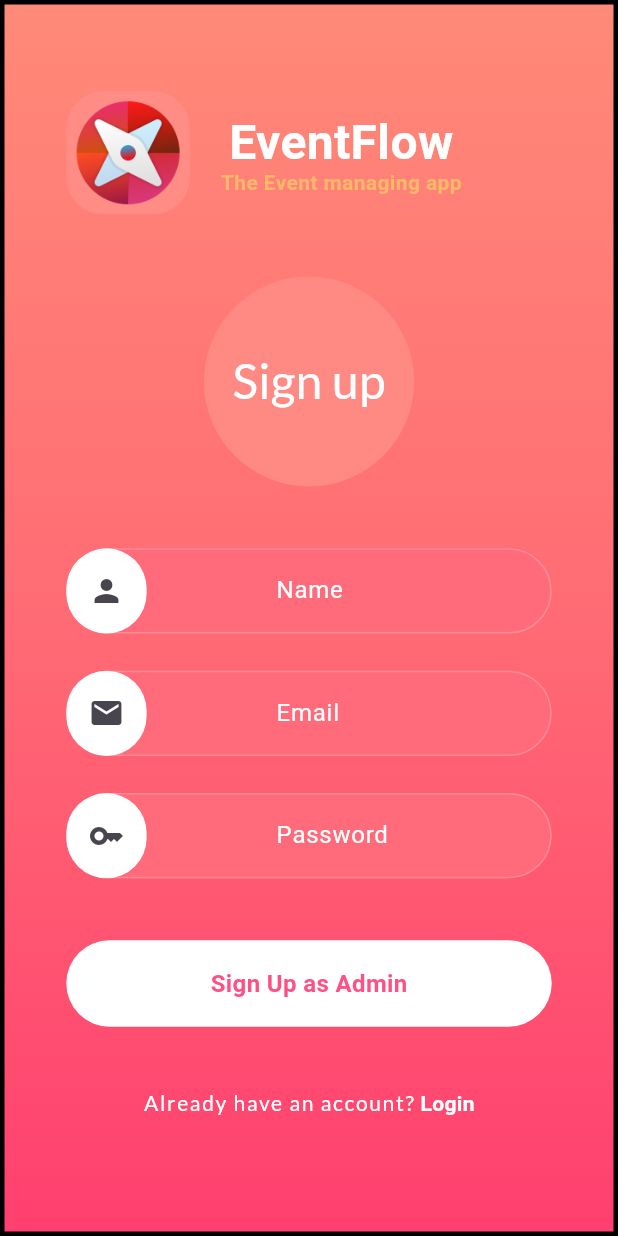
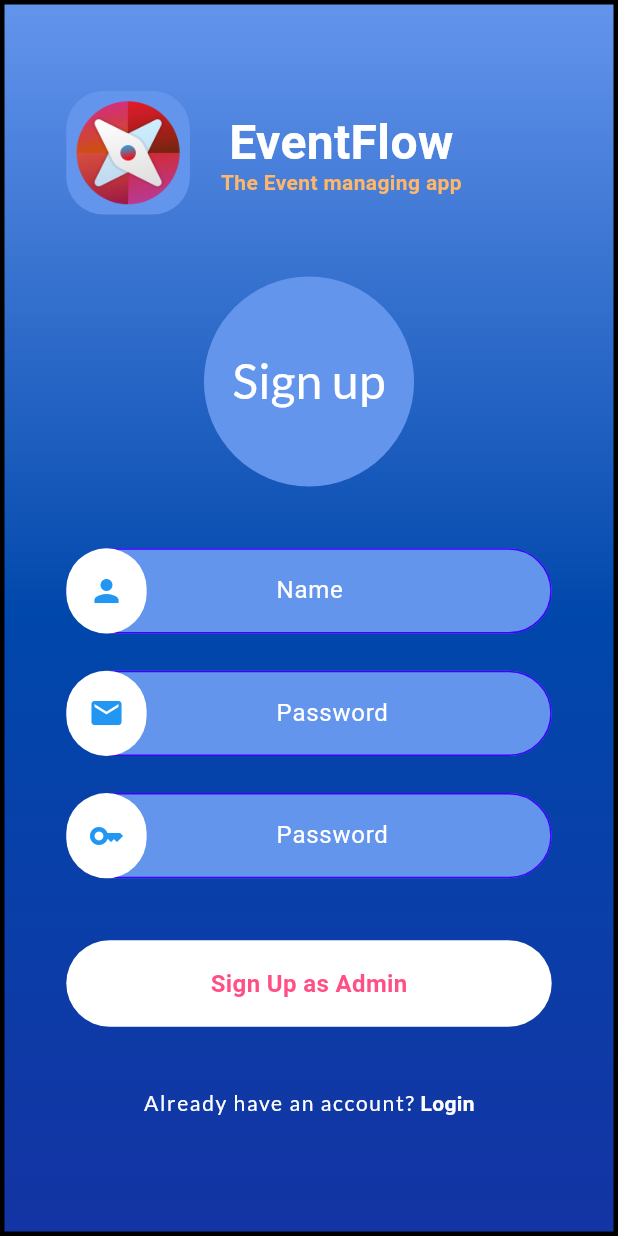
Before and after one commit to abdulqaderpatel/EventFlow, a Flutter app: the LoginScreen screen opened directly, after a tap on "Sign up now", on a phone screen of 412 x 824 dp. Run offline on Flutter 3.47's test engine with Material 2 defaults, Android fonts, the light colour scheme and no system bars; our stand-ins replace cloud_firestore, dotted_border, firebase_auth, firebase_core, firebase_storage, fluttertoast and 3 more; accounts and stored records are empty.

Commit message:
Seperated Admin and User themes.

```diff
--- a/lib/Reusable_Components/Authentication/auth_button.dart
+++ b/lib/Reusable_Components/Authentication/auth_button.dart
@@ -6,8 +6,8 @@ class AuthButton extends StatelessWidget {
   final IconData icon;
   final TextEditingController controller;
   final bool obscureText;
-  const AuthButton(this.name, this.icon, this.controller, this.obscureText,
-      {super.key});
+  final bool? isAdmin;
+    AuthButton({required this.name,required  this.icon,required this.controller,required this.obscureText, this.isAdmin=false});
 
   @override
   Widget build(BuildContext context) {
@@ -24,21 +24,22 @@ class AuthButton extends StatelessWidget {
           margin: EdgeInsets.only(right: Get.width * 0.2),
           decoration: BoxDecoration(
               color: Colors.white, borderRadius: BorderRadius.circular(30)),
-          child: Icon(icon),
+          child: Icon(icon,color:isAdmin==true?Colors.blue:Colors.red,),
         ),
         hintText: name,
         hintStyle: const TextStyle(
             fontSize: 16, color: Colors.white, fontWeight: FontWeight.w400),
         enabledBorder: OutlineInputBorder(
           borderRadius: BorderRadius.circular(30.0),
-          borderSide: const BorderSide(
-            color: Color(0xffff8b94),
+          borderSide: BorderSide(
+
+            color: Color(isAdmin==true?0xff3F00FF:0xffff8b94),
             width: 1,
           ),
         ),
         filled: true,
         contentPadding: const EdgeInsets.all(16),
-        fillColor: const Color(0xffff6b7a),
+        fillColor:Color(isAdmin==true?0xff6495ED:0xffff6b7a),
       ),
       controller: controller,
     );
--- a/lib/Views/Authentication/login.dart
+++ b/lib/Views/Authentication/login.dart
@@ -106,14 +106,20 @@ class _LoginScreenState extends State<LoginScreen> {
                 width: 3,
                 color: Colors.black,
               ),
-              gradient: const LinearGradient(
+              gradient: LinearGradient(
                   begin: Alignment.topCenter,
                   end: Alignment.bottomCenter,
-                  colors: [
-                    Color(0xffff8a78),
-                    Color(0xffff6b74),
-                    Color(0xffff3f6f),
-                  ])),
+                  colors: widget.isAdmin == true
+                      ? [
+                          const Color(0xff6495ED),
+                          const Color(0xff0047AB),
+                          const Color(0xff1434A4),
+                        ]
+                      : [
+                          const Color(0xffff8a78),
+                          const Color(0xffff6b74),
+                          const Color(0xffff3f6f),
+                        ])),
           child: Center(
             child: Column(
               children: [
@@ -121,8 +127,8 @@ class _LoginScreenState extends State<LoginScreen> {
                   height: Get.height * 0.17,
                   width: Get.height * 0.17,
                   decoration: BoxDecoration(
-                      color: const Color(
-                        0xffff8c85,
+                      color: Color(
+                        widget.isAdmin == true ? 0xff6495ED : 0xffff8c85,
                       ),
                       borderRadius: BorderRadius.circular(25)),
                   child: Image.asset(
@@ -155,9 +161,20 @@ class _LoginScreenState extends State<LoginScreen> {
                 SizedBox(
                   height: Get.height * 0.04,
                 ),
-                AuthButton("Email", Icons.email, emailController, false),
+                AuthButton(
+                  name: "Email",
+                  icon: Icons.email,
+                  controller: emailController,
+                  obscureText: false,
+                  isAdmin: widget.isAdmin == true ? true : false,
+                ),
                 SizedBox(height: Get.height * 0.03),
-                AuthButton("Password", Icons.key, passwordController, true),
+                AuthButton(
+                    name: "Password",
+                    icon: Icons.key,
+                    controller: passwordController,
+                    obscureText: false,
+                    isAdmin: widget.isAdmin == true ? true : false),
                 const SizedBox(height: 20),
                 InkWell(
                   onTap: () async {
@@ -173,7 +190,8 @@ class _LoginScreenState extends State<LoginScreen> {
                       } else {
                         Toast().errorMessage(
                             "This email already exists as an admin");
-                      }} else {
+                      }
+                    } else {
                       try {
                         if (widget.isAdmin == true) {
                           await FirebaseAuth.instance
@@ -227,19 +245,19 @@ class _LoginScreenState extends State<LoginScreen> {
                   children: [
                     Expanded(
                       child: Divider(
-                        color: Colors.red,
+                        color: Colors.black,
                       ),
                     ),
                     Padding(
                       padding: EdgeInsets.symmetric(horizontal: 10),
                       child: Text(
                         "Or",
-                        style: TextStyle(color: Colors.red),
+                        style: TextStyle(color: Colors.black),
                       ),
                     ),
                     Expanded(
                       child: Divider(
-                        color: Colors.red,
+                        color: Colors.black,
                       ),
                     )
                   ],
--- a/lib/Views/Authentication/signup.dart
+++ b/lib/Views/Authentication/signup.dart
@@ -37,7 +37,6 @@ class _SignupScreenState extends State<SignupScreen> {
     return user;
   }
 
-
   @override
   void dispose() {
     nameController.dispose();
@@ -45,8 +44,6 @@ class _SignupScreenState extends State<SignupScreen> {
     passwordController.dispose();
     super.dispose();
   }
-
-
 
   @override
   Widget build(BuildContext context) {
@@ -64,13 +61,19 @@ class _SignupScreenState extends State<SignupScreen> {
                 width: 3,
                 color: Colors.black,
               ),
-              gradient: const LinearGradient(
+              gradient:  LinearGradient(
                   begin: Alignment.topCenter,
                   end: Alignment.bottomCenter,
-                  colors: [
-                    Color(0xffff8a78),
-                    Color(0xffff6b74),
-                    Color(0xffff3f6f),
+                  colors: widget.isAdmin == true
+                      ? [
+                    const Color(0xff6495ED),
+                    const Color(0xff0047AB),
+                    const Color(0xff1434A4),
+                  ]
+                      : [
+                    const Color(0xffff8a78),
+                    const Color(0xffff6b74),
+                    const Color(0xffff3f6f),
                   ])),
           child: Center(
             child: Column(
@@ -81,8 +84,8 @@ class _SignupScreenState extends State<SignupScreen> {
                       height: Get.height * 0.1,
                       width: Get.height * 0.1,
                       decoration: BoxDecoration(
-                          color: const Color(
-                            0xffff8c85,
+                          color:  Color(
+                            widget.isAdmin==true?0xff6495ED:0xffff8c85,
                           ),
                           borderRadius: BorderRadius.circular(25)),
                       child: Image.asset(
@@ -127,7 +130,7 @@ class _SignupScreenState extends State<SignupScreen> {
                   height: Get.height * 0.17,
                   decoration: BoxDecoration(
                     borderRadius: BorderRadius.circular(100),
-                    color: const Color(0xffff8a84),
+                    color:  Color(widget.isAdmin==true?0xff6495ED:0xffff8a84),
                   ),
                   child: Center(
                     child: Text(
@@ -146,15 +149,29 @@ class _SignupScreenState extends State<SignupScreen> {
                 SizedBox(
                   height: Get.height * 0.05,
                 ),
-                AuthButton("Name", Icons.person, nameController, false),
+                AuthButton(
+                    name: "Name",
+                    icon: Icons.person,
+                    controller: nameController,
+                    obscureText: false,
+                    isAdmin: widget.isAdmin == true ? true : false),
                 SizedBox(height: Get.height * 0.03),
-                AuthButton("Email", Icons.email, emailController, false),
+                AuthButton(
+                    name: "Password",
+                    icon: Icons.email,
+                    controller: emailController,
+                    obscureText: false,
+                    isAdmin: widget.isAdmin == true ? true : false),
                 SizedBox(height: Get.height * 0.03),
-                AuthButton("Password", Icons.key, passwordController, true),
+                AuthButton(
+                    name: "Password",
+                    icon: Icons.key,
+                    controller: passwordController,
+                    obscureText: true,
+                    isAdmin: widget.isAdmin == true ? true : false),
                 SizedBox(height: Get.height * 0.05),
                 InkWell(
                   onTap: () async {
-
                     try {
                       registerWithEmailAndPassword(nameController.text,
                           passwordController.text, emailController.text);
@@ -194,7 +211,6 @@ class _SignupScreenState extends State<SignupScreen> {
                         Toast().errorMessage("Weak password entered");
                       }
                     }
-
                   },
                   child: Container(
                     width: Get.width,
@@ -231,7 +247,13 @@ class _SignupScreenState extends State<SignupScreen> {
                         )),
                     InkWell(
                       onTap: () {
-                        Get.to(const LoginScreen());
+                        Get.to(widget.isAdmin == true
+                            ? LoginScreen(
+                                isAdmin: true,
+                              )
+                            : LoginScreen(
+                                isUser: true,
+                              ));
                       },
                       child: const Text(
                         "Login",
--- a/lib/Views/User/Profile/edit_profile.dart
+++ b/lib/Views/User/Profile/edit_profile.dart
@@ -51,12 +51,13 @@ class _EditProfileScreenState extends State<EditProfileScreen> {
       body: Container(
         height: Get.height,
         color: Colors.redAccent,
-        child: Container(
+        child: Container(padding: EdgeInsets.all(20),
           margin: EdgeInsets.symmetric(horizontal: Get.width * 0.05),
           child: SingleChildScrollView(
             child: Center(
               child: Column(
                 children: [
+                  Text("Edit Profile",style: TextStyle(color: Colors.white,fontWeight: FontWeight.w600,fontSize: 25),),
                   InkWell(
                     onTap: () {
                       getImageGallery();
```
Also changed, not shown: lib/Views/Authentication/admin_or_user.dart (+45 -26 lines). Lines whose indentation alone changed are shown as unchanged.
